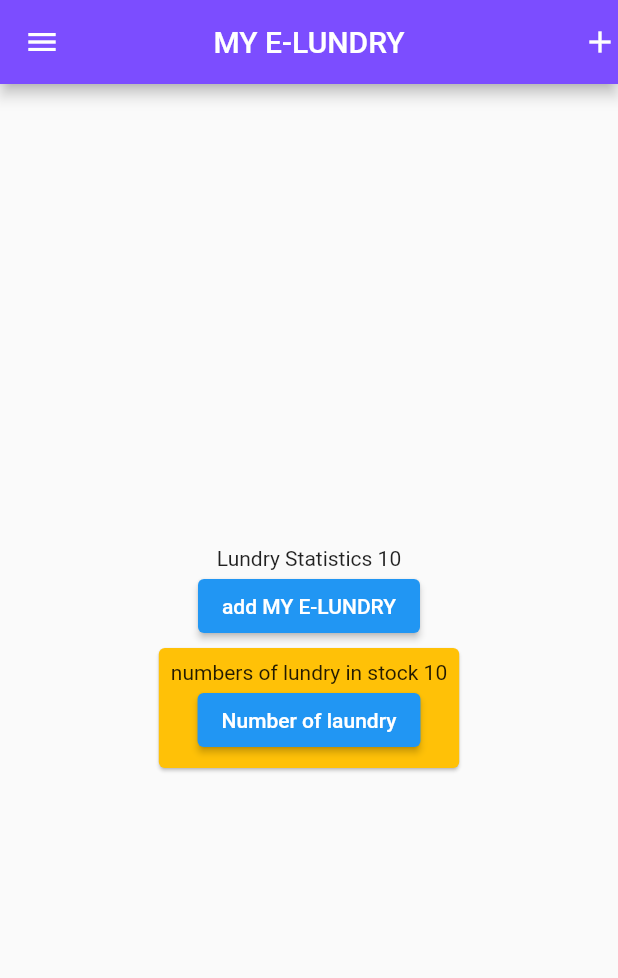
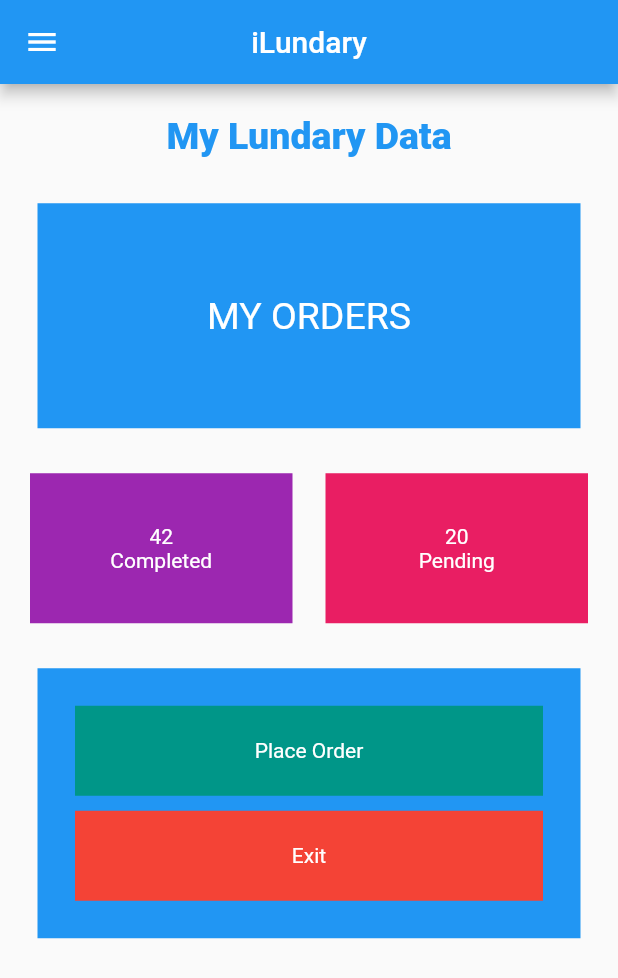
Before and after one commit to Ngozi-Loveth/ilundry, a Flutter app: the screen it shows after launch, on a phone screen of 412 x 824 dp. Shown: the top 978 px of the screen. Run offline on Flutter 3.47's test engine with Material 2 defaults, Android fonts, the phone set to English and light mode, and no system bars.

Commit message:
first commit

```diff
--- a/lib/laundry_data.dart
+++ b/lib/laundry_data.dart
@@ -1,37 +1,34 @@
-
 import 'package:flutter/material.dart';
 
-class LaundryData extends StatefulWidget {
-  const LaundryData({Key? key}) : super(key:key);
-
+class AddCount extends StatefulWidget {
+  const AddCount({Key? key}) : super(key: key);
 
   @override
-  State<LaundryData> createState() => _LaundryDataState();
+  State<AddCount> createState() => _AddCountState();
 }
 
-class _LaundryDataState extends State<LaundryData> {
-  int stock = 10;
-  addStock(){
+class _AddCountState extends State<AddCount> {
+  int counter = 10;
+  addCounter() {
     setState(() {
-      stock++;
+      counter++;
     });
   }
+
   @override
   Widget build(BuildContext context) {
-    return Card(
-      color: Colors.amber,
-      child: Padding(
-        padding: const EdgeInsets.all(8.0),
-        child: Column( children:  [
-           Text("numbers of lundry in stock $stock"),
-          ElevatedButton(
+    return Column(
+      children: [
+        Text(
+          "$counter",
+          style: const TextStyle(fontSize: 25.0),
+        ),
+        ElevatedButton(
             onPressed: () {
-              addStock();
+              addCounter();
             },
-            child: const Text("Number of laundry")
-            )
-          ],),
-      ),
+            child: const Text("add"))
+      ],
     );
   }
 }
--- a/lib/main.dart
+++ b/lib/main.dart
@@ -1,161 +1,139 @@
-import 'dart:ffi';
-
 import 'package:flutter/material.dart';
-import 'package:ilundry/laundry_data.dart';
 
 void main() {
+  runApp(const MyApp());
+}
 
-
-  runApp(const MyApp());
-
-}
 class MyApp extends StatelessWidget {
-  const MyApp({Key? key}) : super(key:key);
+  const MyApp({Key? key}) : super(key: key);
 
   @override
-Widget build(BuildContext context){
-  int Num1 = 10;
+  Widget build(BuildContext context) {
     return MaterialApp(
       home: Scaffold(
         appBar: AppBar(
-    backgroundColor: Colors.deepPurpleAccent,
-    title: const Text("MY E-LUNDRY"),
           centerTitle: true,
-        //leading: const Icon(Icons.menu),
-    actions: const [Icon(Icons.add,)],
-
-
+          title: const Text("iLundary"),
         ),
         drawer: const Drawer(),
-    body: Center(
+        body: Column(
+          children: <Widget>[
+            const SizedBox(height: 20.5),
+            // first text widget
+            const Center(
+              child: Text(
+                "My Lundary Data",
+                style: TextStyle(fontSize: 25.0, fontWeight: FontWeight.w800, color: Colors.blue),
+              ),
+            ),
+
+            // container widget that has a center widget inside
+            const MyOrder(),
+
+            // row widget that has two containers
+            Row(
+              children: const [
+                SizedBox(width: 20.0),
+                StatData(
+                  textdata: "42 \nCompleted",
+                  customColor: Colors.purple,
+                ),
+                SizedBox(width: 22.0),
+                StatData(
+                  textdata: "20 \nPending",
+                  customColor: Colors.pink,
+                ),
+              ],
+            ),
+
+            // stack widget that has a column containing container with center widget
+            Stack(
+              children: [
+                Container(
+                  width: double.infinity,
+                  color: Colors.blue,
+                  padding: const EdgeInsets.all(25.0),
+                  margin: const EdgeInsets.only(left: 25.0, top: 30.0, right: 25.0),
                   child: Column(
-    mainAxisAlignment: MainAxisAlignment.center,
-    children: [
-          Text("Lundry Statistics $Num1"),
-          ElevatedButton(
-    onPressed: () {
-              Num1++;
-              print("Lundry Statistics  $Num1");
-            },
-    child:  const Text("add MY E-LUNDRY"),
+                    children: const [
+                      // StatData(textdata: "Place Order", customColor: Colors.teal),
+                      StackBtn(customColor: Colors.teal, text: "Place Order"),
+                      SizedBox(height: 10.0),
+                      StackBtn(customColor: Colors.red, text: "Exit"),
+                    ],
                   ),
-            const LaundryData(),
+                )
               ],
+            )
+          ],
+        ),
+      ),
+    );
+  }
+}
+
+class MyOrder extends StatelessWidget {
+  const MyOrder({Key? key}) : super(key: key);
+
+  @override
+  Widget build(BuildContext context) {
+    return Container(
+      margin: const EdgeInsets.only(top: 30.0, left: 25.0, right: 25.0),
+      height: 150.0,
+      width: double.infinity,
+      color: Colors.blue,
+      child: Center(
+        child: Text(
+          "My Orders".toUpperCase(),
+          style: const TextStyle(
+            color: Colors.white,
+            fontSize: 25.0,
           ),
         ),
       ),
     );
-
-
-
   }
 }
 
-// class MyApp extends StatelessWidget {
-//   const MyApp({super.key});
+class StatData extends StatelessWidget {
+  const StatData({super.key, required this.textdata, required this.customColor});
+  final String textdata;
+  final Color customColor;
+  @override
+  Widget build(BuildContext context) {
+    return Container(
+      height: 100,
+      width: 175.0,
+      margin: const EdgeInsets.only(top: 30.0),
+      color: customColor,
+      child: Center(
+        child: Text(
+          textdata,
+          textAlign: TextAlign.center,
+          style: const TextStyle(color: Colors.white),
+        ),
+      ),
+    );
+  }
+}
 
-//   // This widget is the root of your application.
-//   @override
-//   Widget build(BuildContext context) {
-//     return MaterialApp(
-//       title: 'Flutter Demo',
-//       theme: ThemeData(
-//         // This is the theme of your application.
-//         //
-//         // Try running your application with "flutter run". You'll see the
-//         // application has a blue toolbar. Then, without quitting the app, try
-//         // changing the primarySwatch below to Colors.green and then invoke
-//         // "hot reload" (press "r" in the console where you ran "flutter run",
-//         // or simply save your changes to "hot reload" in a Flutter IDE).
-//         // Notice that the counter didn't reset back to zero; the application
-//         // is not restarted.
-//         primarySwatch: Colors.blue,
-//       ),
-//       home: const MyHomePage(title: 'Flutter Demo Home Page'),
-//     );
-//   }
-// }
-
-// class MyHomePage extends StatefulWidget {
-//   const MyHomePage({super.key, required this.title});
-
-//   // This widget is the home page of your application. It is stateful, meaning
-//   // that it has a State object (defined below) that contains fields that affect
-//   // how it looks.
-
-//   // This class is the configuration for the state. It holds the values (in this
-//   // case the title) provided by the parent (in this case the App widget) and
-//   // used by the build method of the State. Fields in a Widget subclass are
-//   // always marked "final".
-
-//   final String title;
-
-//   @override
-//   State<MyHomePage> createState() => _MyHomePageState();
-// }
-
-// class _MyHomePageState extends State<MyHomePage> {
-//   int _counter = 0;
-
-//   void _incrementCounter() {
-//     setState(() {
-//       // This call to setState tells the Flutter framework that something has
-//       // changed in this State, which causes it to rerun the build method below
-//       // so that the display can reflect the updated values. If we changed
-//       // _counter without calling setState(), then the build method would not be
-//       // called again, and so nothing would appear to happen.
-//       _counter++;
-//     });
-//   }
-
-//   @override
-//   Widget build(BuildContext context) {
-//     // This method is rerun every time setState is called, for instance as done
-//     // by the _incrementCounter method above.
-//     //
-//     // The Flutter framework has been optimized to make rerunning build methods
-//     // fast, so that you can just rebuild anything that needs updating rather
-//     // than having to individually change instances of widgets.
-//     return Scaffold(
-//       appBar: AppBar(
-//         // Here we take the value from the MyHomePage object that was created by
-//         // the App.build method, and use it to set our appbar title.
-//         title: Text(widget.title),
-//       ),
-//       body: Center(
-//         // Center is a layout widget. It takes a single child and positions it
-//         // in the middle of the parent.
-//         child: Column(
-//           // Column is also a layout widget. It takes a list of children and
-//           // arranges them vertically. By default, it sizes itself to fit its
-//           // children horizontally, and tries to be as tall as its parent.
-//           //
-//           // Invoke "debug painting" (press "p" in the console, choose the
-//           // "Toggle Debug Paint" action from the Flutter Inspector in Android
-//           // Studio, or the "Toggle Debug Paint" command in Visual Studio Code)
-//           // to see the wireframe for each widget.
-//           //
-//           // Column has various properties to control how it sizes itself and
-//           // how it positions its children. Here we use mainAxisAlignment to
-//           // center the children vertically; the main axis here is the vertical
-//           // axis because Columns are vertical (the cross axis would be
-//           // horizontal).
-//           mainAxisAlignment: MainAxisAlignment.center,
-//           children: <Widget>[
-//             const Text(
-//               'You have pushed the button this many times:',
-//             ),
-//             Text(
-//               '$_counter',
-//               style: Theme.of(context).textTheme.headline4,
-//             ),
-//           ],
-//         ),
-//       ),
-//       floatingActionButton: FloatingActionButton(
-//         onPressed: _incrementCounter,
-//         tooltip: 'Increment',
-//         child: const Icon(Icons.add),
-//       ), // This trailing comma makes auto-formatting nicer for build methods.
-//     );
-//   }
+class StackBtn extends StatelessWidget {
+  const StackBtn({super.key, required this.customColor, required this.text});
+  final Color customColor;
+  final String text;
+  @override
+  Widget build(BuildContext context) {
+    return Container(
+      height: 60,
+      width: double.infinity,
+      color: customColor,
+      child: Center(
+        child: Text(
+          text,
+          textAlign: TextAlign.center,
+          style: const TextStyle(color: Colors.white),
+        ),
+      ),
+    );
+  }
+}
```
Lines whose indentation alone changed are shown as unchanged.
